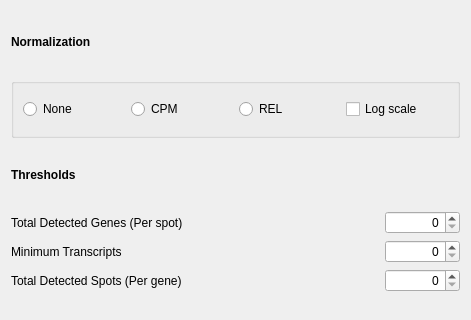
This is src/viewPages/SettingsWidget.ui in jfnavarro/st_viewer as Qt 5 draws it before an edit; both pictures show x 0 to 471 and y 0 to 320 of the 471 by 742 pixel window. The edited form follows.
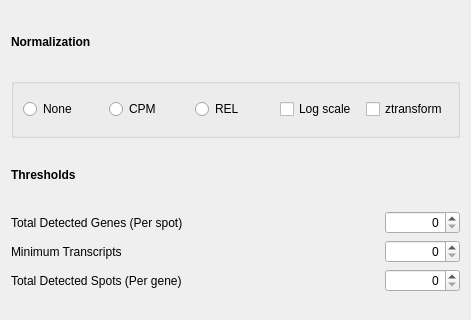
This is the edited form.

What changed in the file:
```diff
--- a/src/viewPages/SettingsWidget.ui
+++ b/src/viewPages/SettingsWidget.ui
@@ -103,6 +103,19 @@
         </property>
        </widget>
       </item>
+      <item>
+       <widget class="QCheckBox" name="zcore">
+        <property name="toolTip">
+         <string>Apply the standard transformation to genes</string>
+        </property>
+        <property name="statusTip">
+         <string>Apply the standard transformation to genes</string>
+        </property>
+        <property name="text">
+         <string>ztransform</string>
+        </property>
+       </widget>
+      </item>
      </layout>
     </widget>
    </item>
```
Left out of the diff: 6 changed lines with no effect on the pictures.
